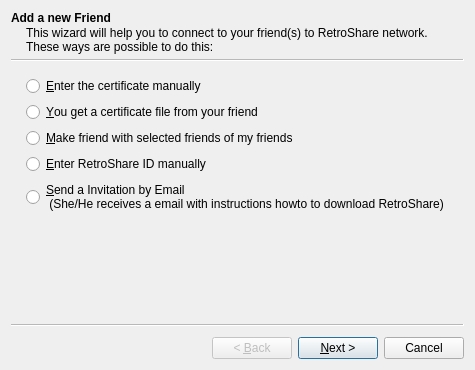
Before: the Qt Designer form retroshare-gui/src/gui/connect/ConnectFriendWizard.ui in RetroShare/RetroShare, drawn with Qt 5.
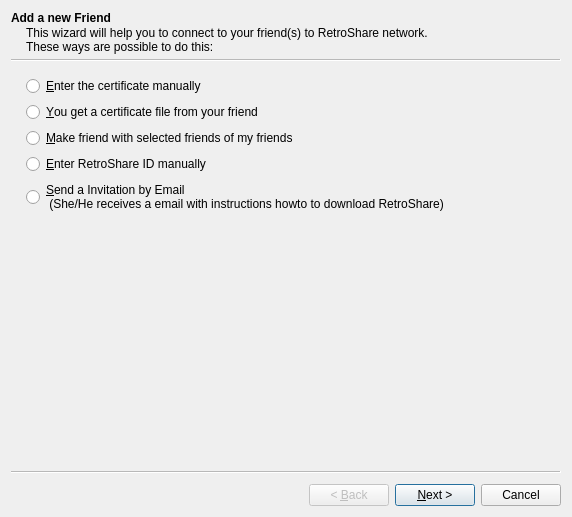
After: the same form once the commit is applied. Icons and pictures are not drawn. Custom widgets are drawn as their Qt base class.

```diff
--- a/retroshare-gui/src/gui/connect/ConnectFriendWizard.ui
+++ b/retroshare-gui/src/gui/connect/ConnectFriendWizard.ui
@@ -6,8 +6,8 @@
    <rect>
     <x>0</x>
     <y>0</y>
-    <width>454</width>
-    <height>370</height>
+    <width>572</width>
+    <height>517</height>
    </rect>
   </property>
   <property name="windowTitle">
```
Left out of the diff: 60 changed lines with no effect on the pictures.
